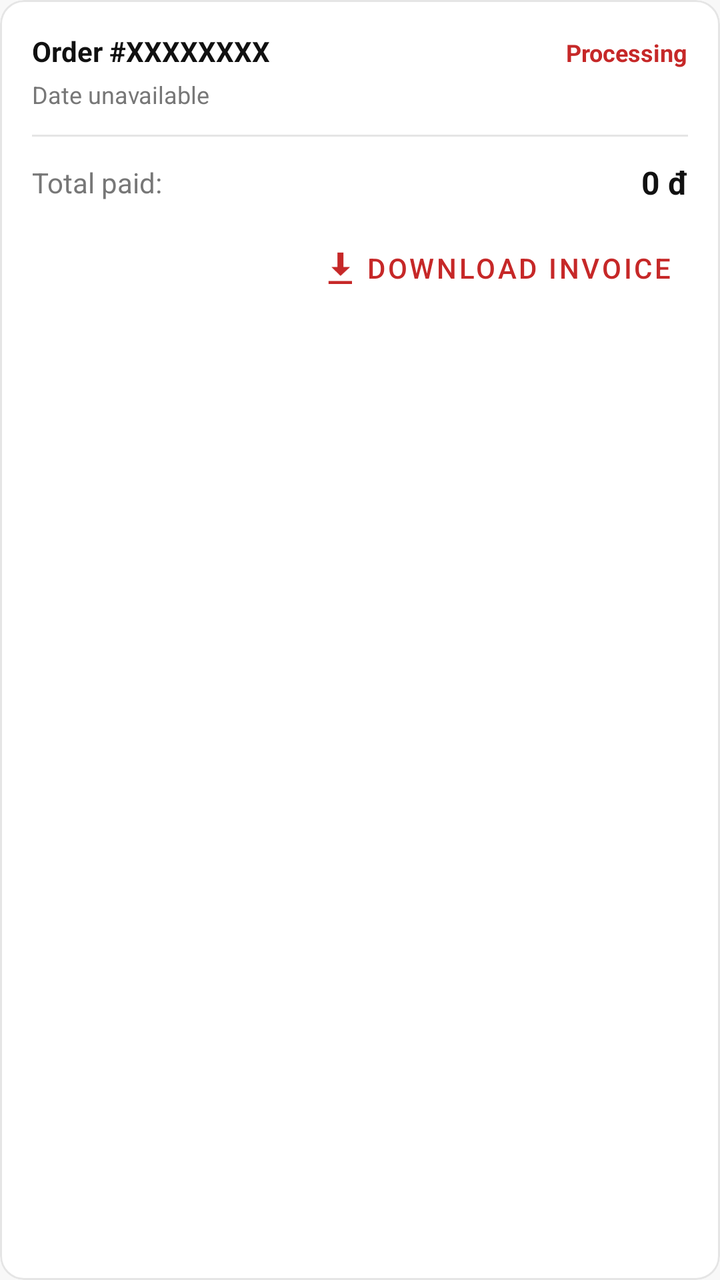
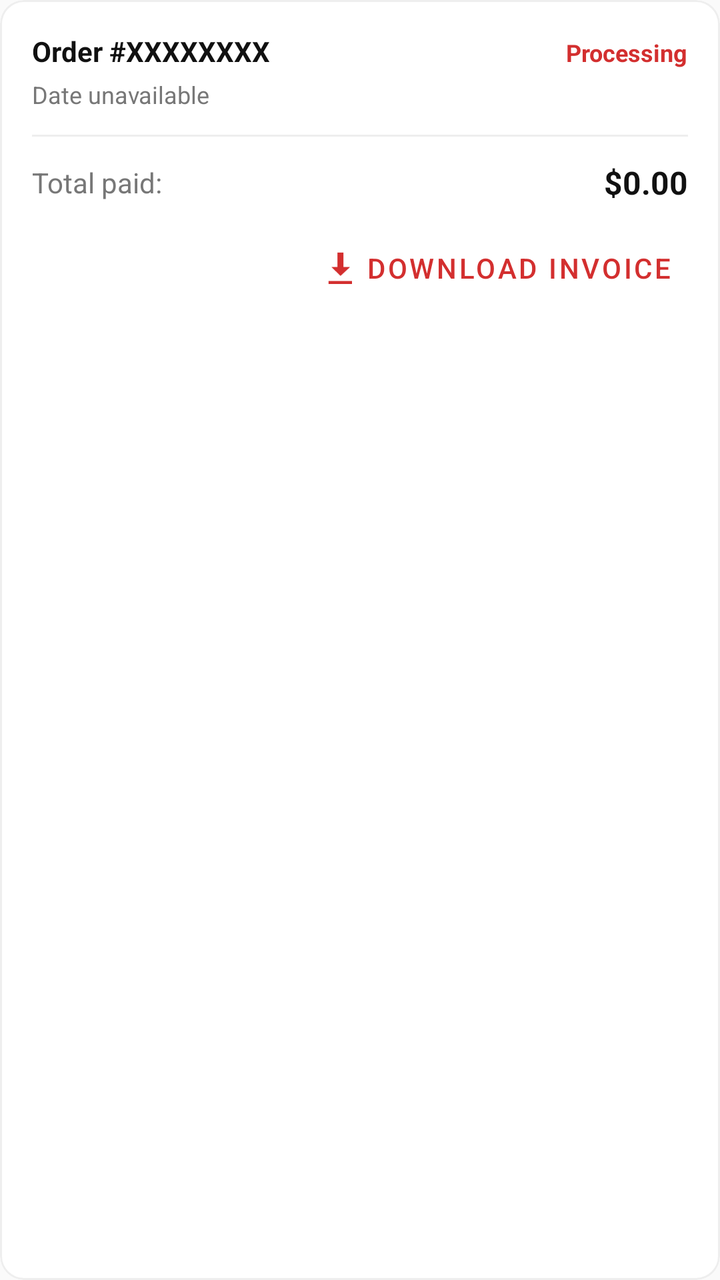

An Android layout rendered at two revisions. The XML below is the earlier revision; the diff shows what the commit changed to produce the second picture.
<!-- AndroidManifest.xml: application theme Theme.TirTirMCommerce -->
<!-- res/layout/item_order_history.xml -->
<?xml version="1.0" encoding="utf-8"?>
<com.google.android.material.card.MaterialCardView xmlns:android="http://schemas.android.com/apk/res/android"
    xmlns:app="http://schemas.android.com/apk/res-auto"
    android:layout_width="match_parent"
    android:layout_height="wrap_content"
    android:layout_marginBottom="12dp"
    app:cardCornerRadius="12dp"
    app:cardElevation="0dp"
    app:cardBackgroundColor="@color/tirtir_white"
    app:strokeWidth="1dp"
    app:strokeColor="@color/tirtir_border_gray">

    <LinearLayout
        android:layout_width="match_parent"
        android:layout_height="wrap_content"
        android:orientation="vertical"
        android:padding="16dp">

        <LinearLayout
            android:layout_width="match_parent"
            android:layout_height="wrap_content"
            android:orientation="horizontal">

            <TextView
                android:id="@+id/tvOrderCode"
                android:layout_width="0dp"
                android:layout_height="wrap_content"
                android:layout_weight="1"
                android:text="Order #XXXXXXXX"
                android:textSize="14sp"
                android:textStyle="bold"
                android:textColor="@color/tirtir_black" />

            <TextView
                android:id="@+id/tvOrderStatus"
                android:layout_width="wrap_content"
                android:layout_height="wrap_content"
                android:text="Processing"
                android:textSize="12sp"
                android:textColor="@color/tirtir_red_primary"
                android:textStyle="bold" />
        </LinearLayout>

        <TextView
            android:id="@+id/tvOrderDate"
            android:layout_width="wrap_content"
            android:layout_height="wrap_content"
            android:layout_marginTop="4dp"
            android:text="Date unavailable"
            android:textSize="12sp"
            android:textColor="@color/tirtir_text_secondary" />

        <View
            android:layout_width="match_parent"
            android:layout_height="1dp"
            android:layout_marginVertical="12dp"
            android:background="@color/tirtir_border_gray" />

        <LinearLayout
            android:layout_width="match_parent"
            android:layout_height="wrap_content"
            android:orientation="horizontal"
            android:gravity="center_vertical">

            <TextView
                android:layout_width="0dp"
                android:layout_height="wrap_content"
                android:layout_weight="1"
                android:text="Total paid:"
                android:textSize="14sp"
                android:textColor="@color/tirtir_text_secondary" />

            <TextView
                android:id="@+id/tvOrderTotal"
                android:layout_width="wrap_content"
                android:layout_height="wrap_content"
                android:text="0 đ"
                android:textSize="16sp"
                android:textStyle="bold"
                android:textColor="@color/tirtir_black" />
        </LinearLayout>
        
        <com.google.android.material.button.MaterialButton
            android:id="@+id/btnDownloadPDF"
            style="@style/Widget.MaterialComponents.Button.TextButton"
            android:layout_width="wrap_content"
            android:layout_height="wrap_content"
            android:layout_gravity="end"
            android:layout_marginTop="8dp"
            android:text="Download invoice"
            android:textColor="@color/tirtir_red_primary"
            app:icon="@android:drawable/stat_sys_download"
            app:iconTint="@color/tirtir_red_primary" />
    </LinearLayout>
</com.google.android.material.card.MaterialCardView>
<!-- resources referenced by this layout -->
<resources>
  <color name="tirtir_black">#111111</color>
  <color name="tirtir_border_gray">#E5E5E5</color>
  <color name="tirtir_red_primary">#C62828</color>
  <color name="tirtir_text_secondary">#777777</color>
  <color name="tirtir_white">#FFFFFF</color>
  <style name="Theme.TirTirMCommerce" parent="Base.Theme.TirTirMCommerce" />
  <style name="Base.Theme.TirTirMCommerce" parent="Theme.Material3.DayNight.NoActionBar">
          
          <item name="colorPrimary">@color/tirtir_red_primary</item>
          <item name="colorPrimaryDark">@color/tirtir_red_dark</item>
          <item name="colorPrimaryContainer">@color/tirtir_red_surface</item>
  
          
          <item name="colorOnPrimary">@color/tirtir_white</item>
          <item name="colorOnPrimaryContainer">@color/tirtir_red_primary</item>
  
          
          <item name="colorSecondary">@color/tirtir_black</item>
          <item name="colorOnSecondary">@color/tirtir_white</item>
  
          
          <item name="colorSurface">@color/tirtir_white</item>
          <item name="colorOnSurface">@color/tirtir_black</item>
          <item name="colorSurfaceVariant">@color/tirtir_off_white</item>
  
          
          <item name="android:windowBackground">@color/tirtir_off_white</item>
          <item name="android:statusBarColor">@color/tirtir_white</item>
          <item name="android:windowLightStatusBar">true</item>
  
          
          <item name="colorError">@color/tirtir_error</item>
      </style>
  <color name="tirtir_red_dark">#8E0000</color>
  <color name="tirtir_red_surface">#FFEBEE</color>
  <color name="tirtir_off_white">#F8F8F8</color>
  <color name="tirtir_error">#D32F2F</color>
</resources>

<!-- the commit's change to res/layout/item_order_history.xml (unified diff, before → after) -->
@@ -74,7 +74,7 @@
                 android:id="@+id/tvOrderTotal"
                 android:layout_width="wrap_content"
                 android:layout_height="wrap_content"
-                android:text="0 đ"
+                android:text="$0.00"
                 android:textSize="16sp"
                 android:textStyle="bold"
                 android:textColor="@color/tirtir_black" />
<!-- resource entries referenced after the edit -->
@@ -1,8 +1,8 @@
 <!-- resources referenced by this layout -->
 <resources>
   <color name="tirtir_black">#111111</color>
-  <color name="tirtir_border_gray">#E5E5E5</color>
-  <color name="tirtir_red_primary">#C62828</color>
+  <color name="tirtir_border_gray">#EEEEEE</color>
+  <color name="tirtir_red_primary">#D32F2F</color>
   <color name="tirtir_text_secondary">#777777</color>
   <color name="tirtir_white">#FFFFFF</color>
   <style name="Theme.TirTirMCommerce" parent="Base.Theme.TirTirMCommerce" />
@@ -19,6 +19,8 @@
           
           <item name="colorSecondary">@color/tirtir_black</item>
           <item name="colorOnSecondary">@color/tirtir_white</item>
+          <item name="colorSecondaryContainer">@color/tirtir_red_surface</item>
+          <item name="colorOnSecondaryContainer">@color/tirtir_red_primary</item>
   
           
           <item name="colorSurface">@color/tirtir_white</item>
@@ -33,9 +35,9 @@
           
           <item name="colorError">@color/tirtir_error</item>
       </style>
-  <color name="tirtir_red_dark">#8E0000</color>
-  <color name="tirtir_red_surface">#FFEBEE</color>
-  <color name="tirtir_off_white">#F8F8F8</color>
+  <color name="tirtir_red_dark">#8B1116</color>
+  <color name="tirtir_red_surface">#FFF4F3</color>
+  <color name="tirtir_off_white">#FAFAFA</color>
   <color name="tirtir_error">#D32F2F</color>
 </resources>
 
